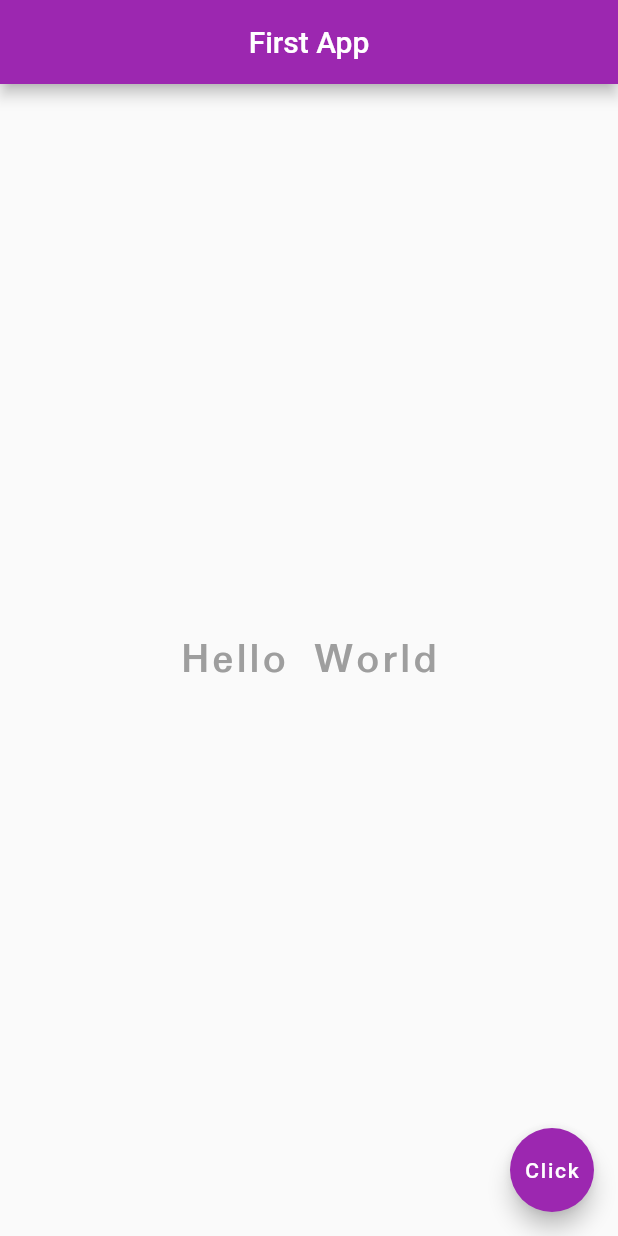
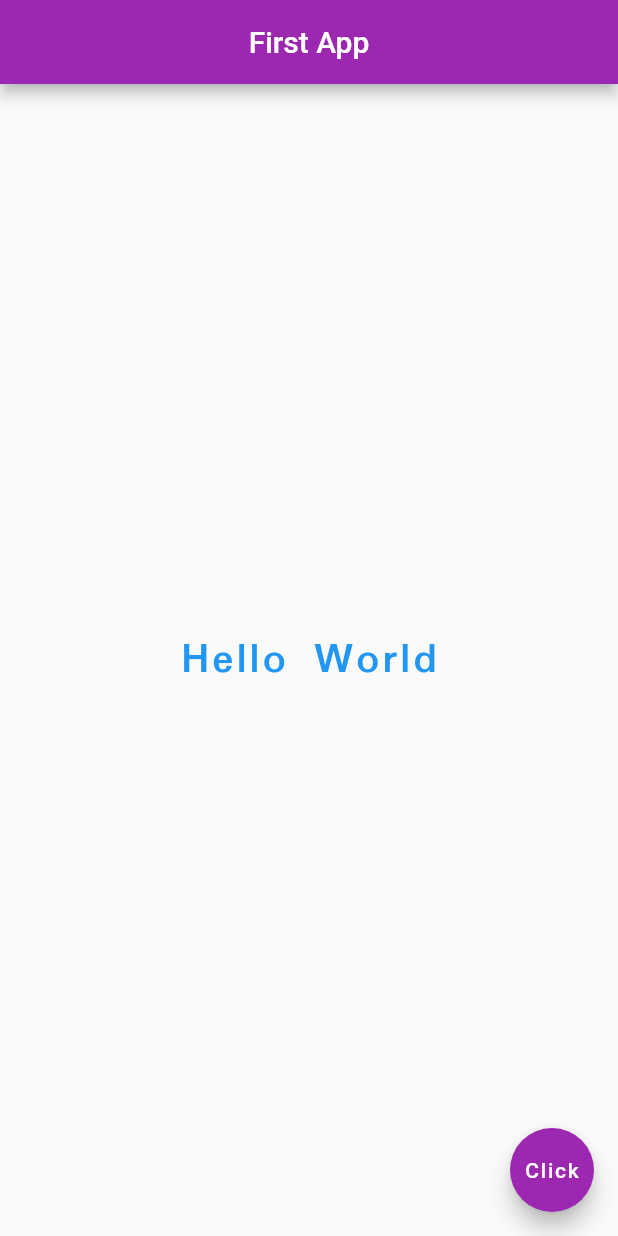
Before and after one commit to imaadzaffar/flutter-first-app, a Flutter app: the screen it shows after launch, on a phone screen of 412 x 824 dp. Run offline on Flutter 3.47's test engine with Material 2 defaults, Android fonts, the phone set to English and light mode, and no system bars.

```diff
--- a/lib/main.dart
+++ b/lib/main.dart
@@ -2,7 +2,14 @@ import 'package:flutter/material.dart';
 
 void main() {
   runApp(MaterialApp(
-    home: Scaffold(
+    home: Home(),
+  ));
+}
+
+class Home extends StatelessWidget {
+  @override
+  Widget build(BuildContext context) {
+    return Scaffold(
       appBar: AppBar(
         title: Text('First App'),
         centerTitle: true,
@@ -16,7 +23,7 @@ void main() {
             fontSize: 30,
             fontWeight: FontWeight.bold,
             letterSpacing: 2.0,
-            color: Colors.grey[500],
+            color: Colors.blue[500],
           ),
         ),
       ),
@@ -25,6 +32,6 @@ void main() {
         child: Text('Click'),
         backgroundColor: Colors.purple[500],
       ),
-    ),
-  ));
+    );
+  }
 }
```
